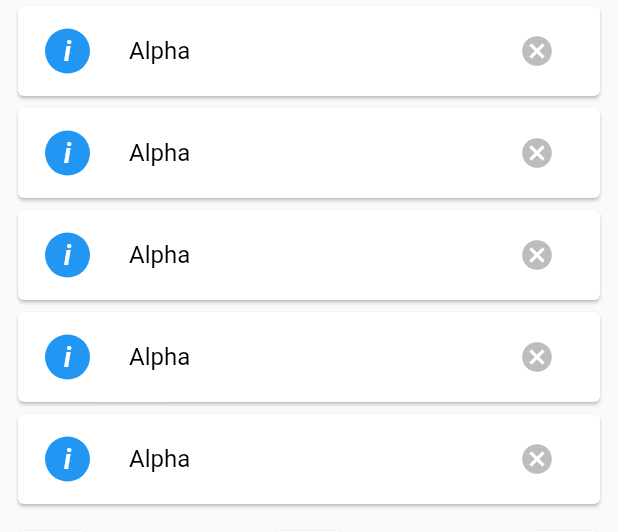
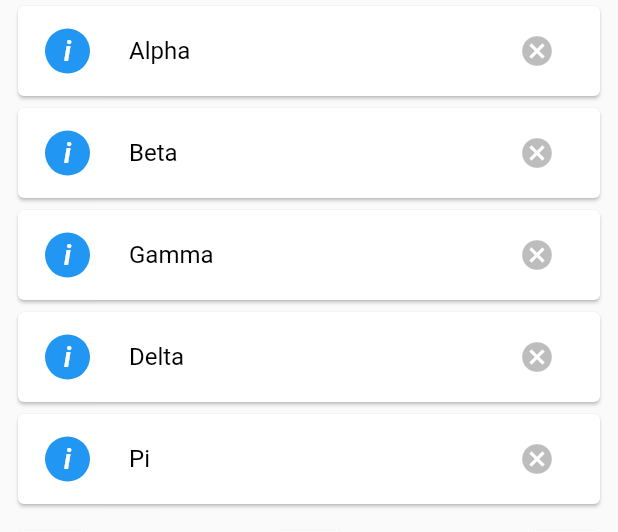
Before and after one commit to deebhasin/minierp2, a Flutter app: the SecondTab widget shown alone on an empty page, opened directly with empty values, on a phone screen of 412 x 824 dp. Shown: the top 532 px of the screen. Run offline on Flutter 3.47's test engine with Material 2 defaults, Android fonts, the phone set to English and light mode, and no system bars; our stand-ins replace charts_flutter; missing offline and left inert: desktop_window.

Commit message:
LIst Tile Cards in second tab working

```diff
--- a/lib/kwidgets/klisttilecard.dart
+++ b/lib/kwidgets/klisttilecard.dart
@@ -1,7 +1,11 @@
 import 'package:flutter/material.dart';
 
+import '../widgets/secondtab.dart';
+
 class KListTile extends StatelessWidget {
-  const KListTile({Key? key}) : super(key: key);
+  final String listText;
+  final Function removeItemFromList;
+  const KListTile({Key? key, required this.listText, required this.removeItemFromList}) : super(key: key);
 
   @override
   Widget build(BuildContext context) {
@@ -25,12 +29,12 @@ class KListTile extends StatelessWidget {
               ),
               backgroundColor: Colors.blue,
             ),
-            title: const Text(
-              "Alpha",
-              style: TextStyle(color: Colors.black,),
+            title: Text(
+              listText,
+              style: const TextStyle(color: Colors.black,),
             ),
             trailing: IconButton(
-              onPressed: (){},
+              onPressed: () => removeItemFromList(listText),
               icon: const Icon(
                   Icons.cancel,
                 color: Colors.black26,
--- a/lib/kwidgets/ksidebar_row.dart
+++ b/lib/kwidgets/ksidebar_row.dart
@@ -1,7 +1,6 @@
 import 'package:flutter/material.dart';
 
 import './ktext.dart';
-import '../widgets/sidebar.dart';
 
 class KSidebarRow extends StatelessWidget {
   final String text;
--- a/lib/widgets/secondtab.dart
+++ b/lib/widgets/secondtab.dart
@@ -9,6 +9,7 @@ import '../widgets/secondtabbankaccounts.dart';
 
 class SecondTab extends StatefulWidget {
   final int sidebar;
+  static List<String> cardList = ["Alpha", "Beta", "Gamma", "Delta", "Pi"];
   const SecondTab({Key? key, required this.sidebar}) : super(key: key);
 
   @override
@@ -16,16 +17,23 @@ class SecondTab extends StatefulWidget {
 }
 
 class _SecondTabState extends State<SecondTab> {
+  void removeItemFromList(String listitem){
+    setState(() {
+      SecondTab.cardList.removeWhere((item) => item == listitem);
+    });
+  }
   @override
   Widget build(BuildContext context) {
     return ListView(
       // physics: const NeverScrollableScrollPhysics(),
       children: [
-        const KListTile(),
-        const KListTile(),
-        const KListTile(),
-        const KListTile(),
-        const KListTile(),
+        // for(var item in cardList) const KListTile(listText: item),
+        ...SecondTab.cardList.map((item) => KListTile(listText: item, removeItemFromList: (item) => removeItemFromList(item))).toList(),
+        // const KListTile(),
+        // const KListTile(),
+        // const KListTile(),
+        // const KListTile(),
+        // const KListTile(),
         SizedBox(
           width: KTabBar.sizedBoxWidth, //(MediaQuery.of(context).size.width - widget.sidebar) * 0.85,
           child: Padding(
```
Also changed, not shown: 2 other files.
